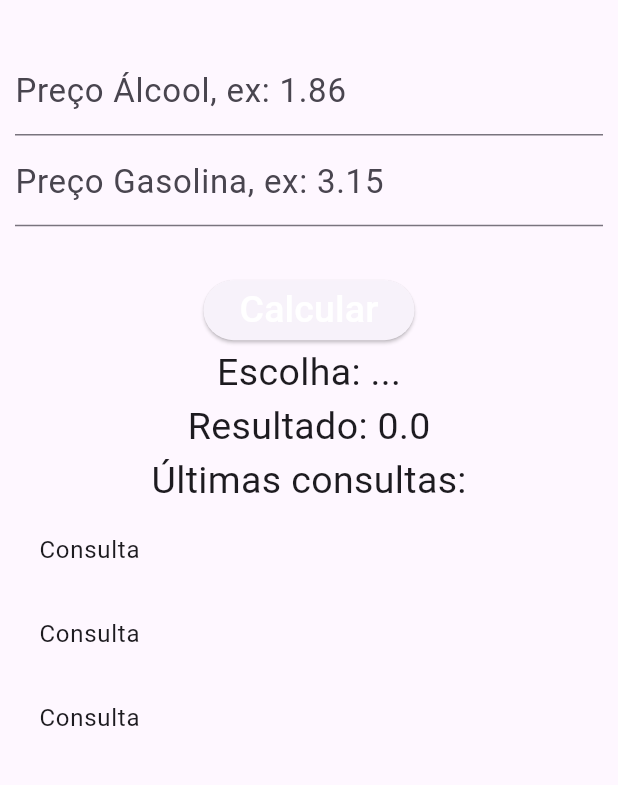
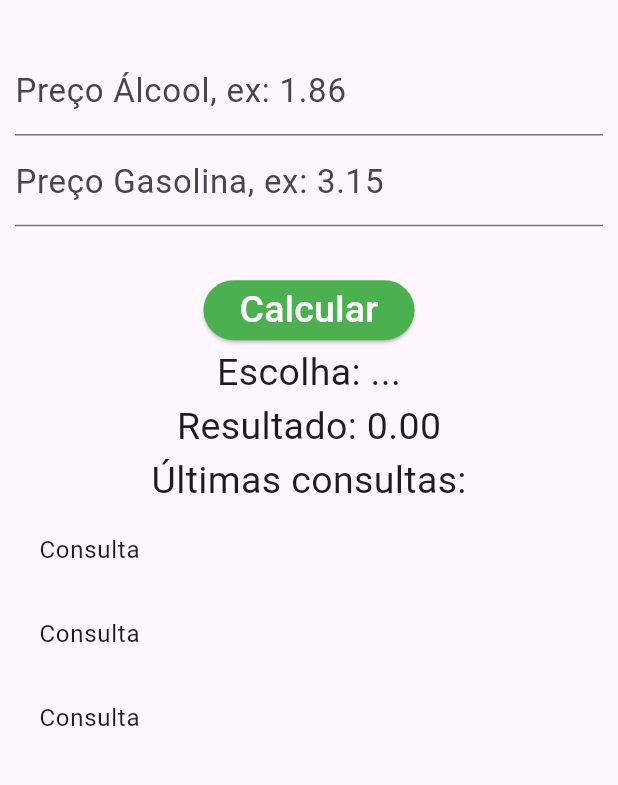
Before and after one commit to josephdonald/alcool_gasolina, a Flutter app: the screen it shows after launch, after a tap on "Calcular", on a phone screen of 412 x 824 dp, the part 245-1030 px from its top. Run offline on Flutter 3.47's test engine with Material 3 defaults, Android fonts, the phone set to English and light mode, and no system bars.

```diff
--- a/lib/models/Consulta.dart
+++ b/lib/models/Consulta.dart
@@ -14,7 +14,7 @@ class Consulta {
     this.resultado = resultado;
   }
 
-  double comparaCombustivel(precoGasolina, precoEtanol) {
-    return this.resultado = precoGasolina / precoEtanol;
+  void comparaCombustivel(precoGasolina, precoEtanol) {
+    this.resultado = precoEtanol / precoGasolina;
   }
 }
--- a/lib/screens/Home.dart
+++ b/lib/screens/Home.dart
@@ -11,24 +11,13 @@ class Home extends StatefulWidget {
 class _HomeState extends State<Home> {
   Consulta consultaRealizada = Consulta(0, 0);
 
-  // MoneyMaskedTextController _valorControllerAlcool = MoneyMaskedTextController(
-  //   thousandSeparator: '.',
-  //   decimalSeparator: ',',
-  //   precision: 2,
-  // );
-
   TextEditingController _valorControllerAlcool = TextEditingController();
   TextEditingController _valorControllerGasolina = TextEditingController();
 
-  // MoneyMaskedTextController _valorControllerGasolina =
-  //     MoneyMaskedTextController(
-  //   thousandSeparator: '.',
-  //   decimalSeparator: ',',
-  //   precision: 2,
-  // );
-
   double _resultado = 0.0;
   String _resposta = "...";
+
+  List<Consulta> listaDeConsultas = [];
 
   void _calcularCombustivel() {
     double? valorAlcool =
@@ -36,10 +25,7 @@ class _HomeState extends State<Home> {
     double? valorGasolina =
         double.tryParse(_valorControllerGasolina.text.replaceAll(",", "."));
 
-    double valor =
-        consultaRealizada.comparaCombustivel(valorGasolina, valorAlcool);
-
-    // consultaRealizada.resultado = num!.tryParse(valor.toStringAsPrecision(2));
+    consultaRealizada.comparaCombustivel(valorGasolina, valorAlcool);
 
     if (consultaRealizada.resultado! <= 0.7) {
       consultaRealizada.combustMelhorEscolha = "Álcool";
@@ -103,6 +89,8 @@ class _HomeState extends State<Home> {
                   Padding(
                     padding: EdgeInsets.only(top: 32),
                     child: ElevatedButton(
+                      style: ElevatedButton.styleFrom(
+                          backgroundColor: Colors.green),
                       child: Text(
                         "Calcular",
                         style: TextStyle(
@@ -119,7 +107,7 @@ class _HomeState extends State<Home> {
                     style: TextStyle(fontSize: 25),
                   ),
                   Text(
-                    "Resultado: " + _resultado.toString(),
+                    "Resultado: " + _resultado.toStringAsFixed(2),
                     style: TextStyle(fontSize: 25),
                   ),
                   Text(
```
